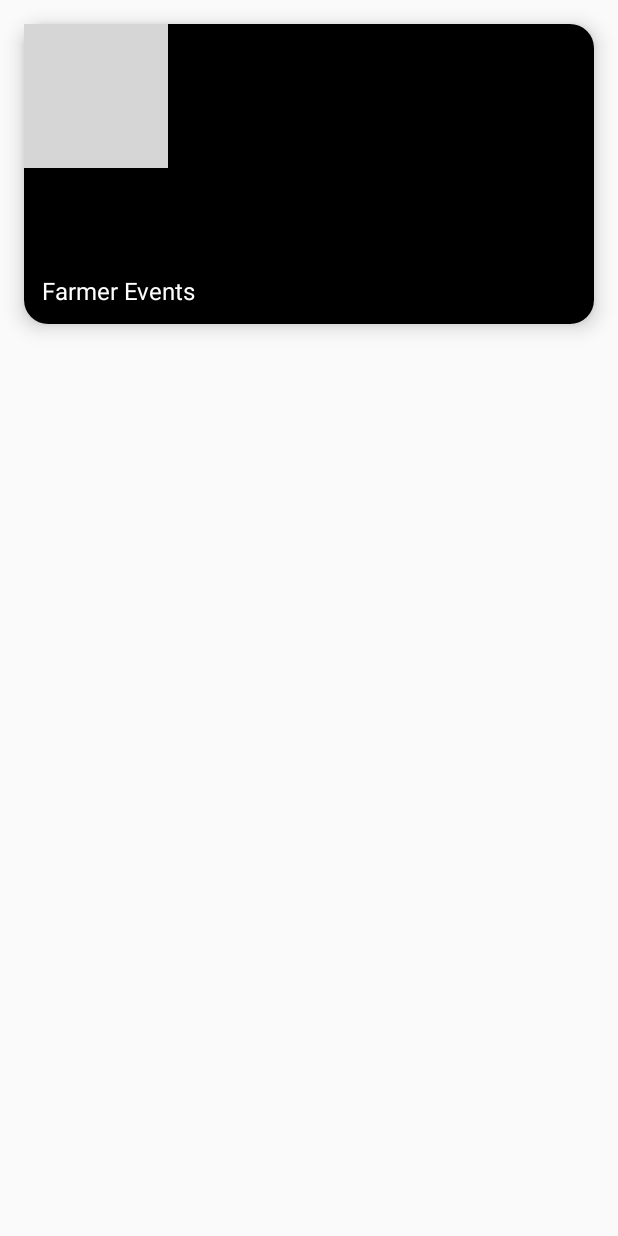
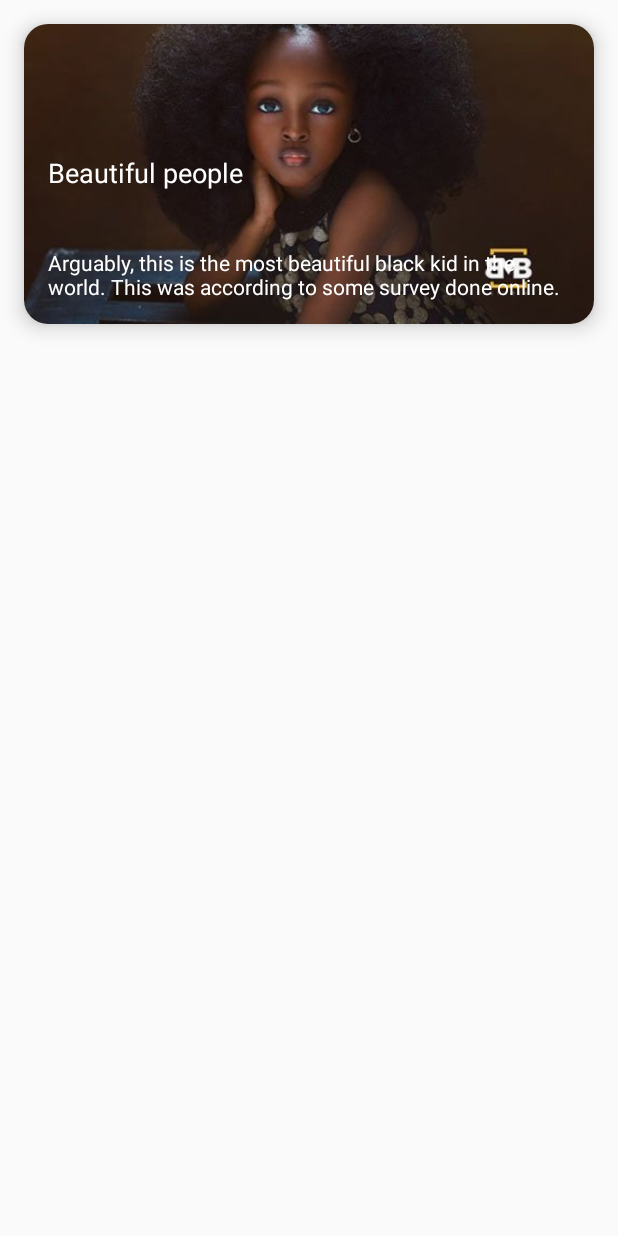
Before and after one commit to WadeQ/LearningCompose, an Android app built with Jetpack Compose: the MainActivity screen opened directly, with no data from a screen before it, on a phone screen of 412 x 824 dp. Run offline under Robolectric (Android 15) with nearby library versions, the phone set to English and light mode, and no system bars; grey boxes are pictures that could not be loaded.

Commit message:
Created image cards example

```diff
--- a/app/src/main/java/com/example/learningcompose/MainActivity.kt
+++ b/app/src/main/java/com/example/learningcompose/MainActivity.kt
@@ -24,21 +24,23 @@ import androidx.compose.ui.text.TextStyle
 import androidx.compose.ui.tooling.preview.Preview
 import androidx.compose.ui.unit.dp
 import androidx.compose.ui.unit.sp
+import com.example.learningcompose.composables.ImageCard2
 import com.example.learningcompose.ui.theme.LearningComposeTheme
 
 class MainActivity : ComponentActivity() {
+
     override fun onCreate(savedInstanceState: Bundle?) {
         super.onCreate(savedInstanceState)
         setContent {
-            val painter = painterResource(id = R.drawable.farmer_events)
-            val description = "Farmer events occur at specific periods all year round."
-            val title = "Farmer Events"
+            val painter = painterResource(id = R.drawable.girl_2)
+            val description = "Arguably, this is the most beautiful black kid in the world. This was according to some survey done online."
+            val title = "Beautiful people"
             Box(
                 modifier = Modifier
                     .fillMaxWidth()
                     .padding(16.dp)
             ) {
-                ImageCard(painter = painter, contentDescription = description, title = title )
+                ImageCard2(painter = painter, contentDescription = description, title = title )
             }
         }
     }
@@ -57,7 +59,7 @@ fun ImageCard(
         elevation = 8.dp
     ) {
         Box(
-            modifier = Modifier.height(200.dp),
+            modifier = Modifier.height(200.dp)
         ) {
             Image(
                 painter = painter,
@@ -75,9 +77,7 @@ fun ImageCard(
                             startY = 300f
                         )
                     )
-            ) {
-
-            }
+            )
             Box(modifier = Modifier
                 .fillMaxSize()
                 .padding(12.dp),
--- /dev/null
+++ b/app/src/main/java/com/example/learningcompose/composables/Composables.kt
@@ -0,0 +1,74 @@
+package com.example.learningcompose.composables
+
+import android.graphics.drawable.shapes.Shape
+import androidx.compose.foundation.Image
+import androidx.compose.foundation.layout.*
+import androidx.compose.foundation.shape.RoundedCornerShape
+import androidx.compose.material.Card
+import androidx.compose.material.Text
+import androidx.compose.runtime.Composable
+import androidx.compose.ui.Alignment
+import androidx.compose.ui.Modifier
+import androidx.compose.ui.graphics.Color
+import androidx.compose.ui.graphics.painter.Painter
+import androidx.compose.ui.layout.ContentScale
+import androidx.compose.ui.text.TextStyle
+import androidx.compose.ui.unit.dp
+import androidx.compose.ui.unit.sp
+
+
+@Composable
+fun ImageCard2(
+    painter: Painter,
+    title: String,
+    contentDescription: String,
+    modifier: Modifier = Modifier
+){
+    Card(
+        modifier = modifier.fillMaxWidth(),
+        shape = RoundedCornerShape(16.dp),
+        elevation = 8.dp
+    ) {
+        Box(
+            modifier = modifier.height(200.dp)
+        ) {
+            Image(
+                painter = painter,
+                contentDescription = contentDescription,
+                contentScale = ContentScale.Crop,
+                modifier = modifier.fillMaxSize()
+            )
+            Box(
+                modifier = modifier
+                    .fillMaxSize()
+                    .padding(16.dp)
+            ){
+                Text(
+                    title,
+                    modifier = modifier.align(
+                        Alignment.CenterStart
+                    ),
+                    style = TextStyle(
+                        color = Color.White
+                    ),
+                    fontSize = 18.sp
+                )
+            }
+            Spacer(modifier = modifier.height(36.dp))
+            Box(
+                modifier = modifier
+                    .fillMaxSize()
+                    .padding(16.dp)
+            ) {
+                Text(
+                    contentDescription,
+                    modifier = modifier.align(
+                       Alignment.BottomStart
+                    ),
+                    style = TextStyle(color = Color.White),
+                    fontSize = 14.sp
+                )
+            }
+        }
+    }
+}
```
Also changed, not shown: app/src/main/res/drawable/girl_2.jpg (added).
